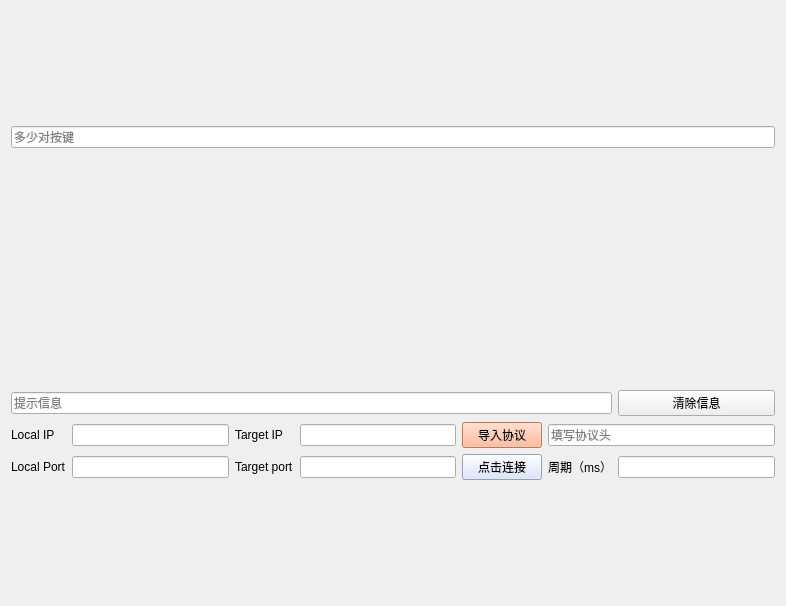
Before: the Qt Designer form KCTS/ui.ui in learniuH/work, drawn with Qt 5.
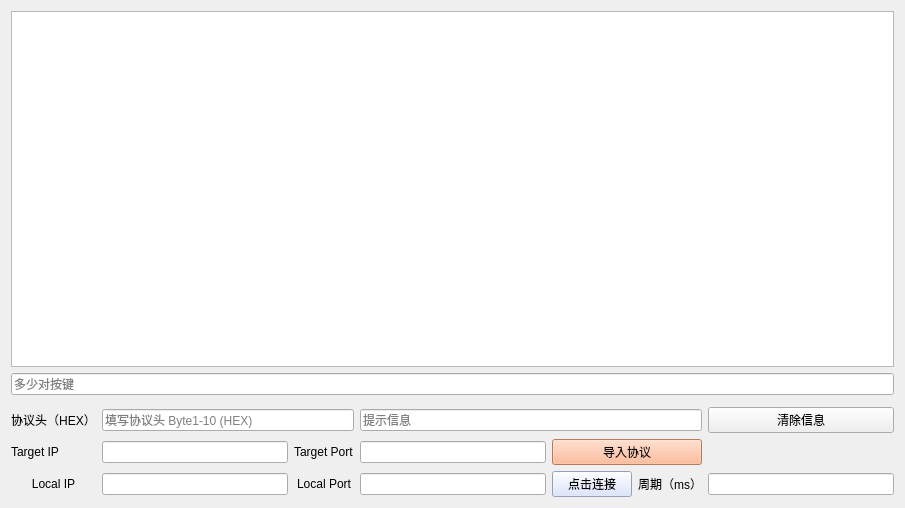
After: the same form once the commit is applied.

```diff
--- a/KCTS/ui.ui
+++ b/KCTS/ui.ui
@@ -6,14 +6,17 @@
    <rect>
     <x>0</x>
     <y>0</y>
-    <width>786</width>
-    <height>606</height>
+    <width>905</width>
+    <height>508</height>
    </rect>
   </property>
   <property name="windowTitle">
    <string>OU Simulator</string>
   </property>
   <layout class="QVBoxLayout" name="verticalLayout_5">
+   <item>
+    <widget class="QTextEdit" name="textEdit"/>
+   </item>
    <item>
     <widget class="QLineEdit" name="num_lineEdit">
      <property name="placeholderText">
@@ -48,81 +51,7 @@
    </item>
    <item>
     <layout class="QGridLayout" name="gridLayout">
-     <item row="1" column="5" colspan="2">
-      <widget class="QLineEdit" name="protocol_header_lineEdit">
-       <property name="text">
-        <string/>
-       </property>
-       <property name="placeholderText">
-        <string>填写协议头</string>
-       </property>
-      </widget>
-     </item>
-     <item row="2" column="6">
-      <widget class="QLineEdit" name="sending_cycle_lineEdit">
-       <property name="locale">
-        <locale language="English" country="UnitedStates"/>
-       </property>
-       <property name="placeholderText">
-        <string/>
-       </property>
-      </widget>
-     </item>
-     <item row="1" column="3">
-      <widget class="QLineEdit" name="target_ip_lineEdit">
-       <property name="locale">
-        <locale language="English" country="UnitedStates"/>
-       </property>
-      </widget>
-     </item>
-     <item row="2" column="4">
-      <widget class="QPushButton" name="connect_pushButton">
-       <property name="styleSheet">
-        <string notr="true">background-color: rgb(211, 221, 255);
-font: 75 9pt &quot;微软雅黑&quot;;</string>
-       </property>
-       <property name="text">
-        <string>点击连接</string>
-       </property>
-      </widget>
-     </item>
-     <item row="2" column="1">
-      <widget class="QLineEdit" name="local_port_lineEdit">
-       <property name="locale">
-        <locale language="English" country="UnitedStates"/>
-       </property>
-       <property name="placeholderText">
-        <string/>
-       </property>
-      </widget>
-     </item>
-     <item row="1" column="1">
-      <widget class="QLineEdit" name="local_ip_lineEdit">
-       <property name="locale">
-        <locale language="English" country="UnitedStates"/>
-       </property>
-       <property name="readOnly">
-        <bool>true</bool>
-       </property>
-       <property name="placeholderText">
-        <string/>
-       </property>
-      </widget>
-     </item>
-     <item row="2" column="0">
-      <widget class="QLabel" name="local_port_label">
-       <property name="styleSheet">
-        <string notr="true">font: 75 9pt &quot;Courier&quot;;</string>
-       </property>
-       <property name="text">
-        <string>Local Port</string>
-       </property>
-       <property name="alignment">
-        <set>Qt::AlignLeading|Qt::AlignLeft|Qt::AlignVCenter</set>
-       </property>
-      </widget>
-     </item>
-     <item row="1" column="2">
+     <item row="1" column="0">
       <widget class="QLabel" name="target_ip_label">
        <property name="styleSheet">
         <string notr="true">font: 75 9pt &quot;Courier&quot;;</string>
@@ -132,7 +61,17 @@
        </property>
       </widget>
      </item>
-     <item row="2" column="5">
+     <item row="2" column="7">
+      <widget class="QLineEdit" name="sending_cycle_lineEdit">
+       <property name="locale">
+        <locale language="English" country="UnitedStates"/>
+       </property>
+       <property name="placeholderText">
+        <string/>
+       </property>
+      </widget>
+     </item>
+     <item row="2" column="6">
       <widget class="QLabel" name="sending_cycle_label">
        <property name="styleSheet">
         <string notr="true">font: 9pt &quot;微软雅黑&quot;;</string>
@@ -146,6 +85,13 @@
       </widget>
      </item>
      <item row="1" column="4">
+      <widget class="QLineEdit" name="target_port_lineEdit">
+       <property name="locale">
+        <locale language="English" country="UnitedStates"/>
+       </property>
+      </widget>
+     </item>
+     <item row="1" column="5" colspan="2">
       <widget class="QPushButton" name="openFile_pushButton">
        <property name="styleSheet">
         <string notr="true">background-color:rgb(255, 170, 127);
@@ -156,7 +102,64 @@
        </property>
       </widget>
      </item>
-     <item row="1" column="0">
+     <item row="2" column="5">
+      <widget class="QPushButton" name="connect_pushButton">
+       <property name="styleSheet">
+        <string notr="true">background-color: rgb(211, 221, 255);
+font: 75 9pt &quot;微软雅黑&quot;;</string>
+       </property>
+       <property name="text">
+        <string>点击连接</string>
+       </property>
+      </widget>
+     </item>
+     <item row="1" column="2">
+      <widget class="QLabel" name="target_port_label">
+       <property name="styleSheet">
+        <string notr="true">font: 75 12pt &quot;Courier&quot;;</string>
+       </property>
+       <property name="text">
+        <string>Target Port</string>
+       </property>
+      </widget>
+     </item>
+     <item row="2" column="2">
+      <widget class="QLabel" name="local_port_label">
+       <property name="styleSheet">
+        <string notr="true">font: 75 12pt &quot;Courier&quot;;</string>
+       </property>
+       <property name="text">
+        <string>Local Port</string>
+       </property>
+       <property name="alignment">
+        <set>Qt::AlignCenter</set>
+       </property>
+      </widget>
+     </item>
+     <item row="2" column="1">
+      <widget class="QLineEdit" name="local_ip_lineEdit">
+       <property name="locale">
+        <locale language="English" country="UnitedStates"/>
+       </property>
+       <property name="readOnly">
+        <bool>true</bool>
+       </property>
+       <property name="placeholderText">
+        <string/>
+       </property>
+      </widget>
+     </item>
+     <item row="2" column="4">
+      <widget class="QLineEdit" name="local_port_lineEdit">
+       <property name="locale">
+        <locale language="English" country="UnitedStates"/>
+       </property>
+       <property name="placeholderText">
+        <string/>
+       </property>
+      </widget>
+     </item>
+     <item row="2" column="0">
       <widget class="QLabel" name="local_ip_label">
        <property name="styleSheet">
         <string notr="true">font: 75 9pt &quot;Courier&quot;;</string>
@@ -165,28 +168,18 @@
         <string>Local IP</string>
        </property>
        <property name="alignment">
-        <set>Qt::AlignLeading|Qt::AlignLeft|Qt::AlignVCenter</set>
+        <set>Qt::AlignCenter</set>
        </property>
       </widget>
      </item>
-     <item row="2" column="2">
-      <widget class="QLabel" name="target_port_label">
-       <property name="styleSheet">
-        <string notr="true">font: 75 9pt &quot;Courier&quot;;</string>
-       </property>
-       <property name="text">
-        <string>Target port</string>
-       </property>
-      </widget>
-     </item>
-     <item row="2" column="3">
-      <widget class="QLineEdit" name="target_port_lineEdit">
+     <item row="1" column="1">
+      <widget class="QLineEdit" name="target_ip_lineEdit">
        <property name="locale">
         <locale language="English" country="UnitedStates"/>
        </property>
       </widget>
      </item>
-     <item row="0" column="6">
+     <item row="0" column="7">
       <widget class="QPushButton" name="clear_info_pushButton">
        <property name="styleSheet">
         <string notr="true">font: 75 9pt &quot;微软雅黑&quot;;</string>
@@ -196,7 +189,7 @@
        </property>
       </widget>
      </item>
-     <item row="0" column="0" colspan="6">
+     <item row="0" column="4" colspan="3">
       <widget class="QLineEdit" name="tips_lineEdit">
        <property name="locale">
         <locale language="English" country="UnitedStates"/>
@@ -209,6 +202,35 @@
        </property>
       </widget>
      </item>
+     <item row="0" column="0">
+      <widget class="QLabel" name="protocol_header_label">
+       <property name="layoutDirection">
+        <enum>Qt::LeftToRight</enum>
+       </property>
+       <property name="styleSheet">
+        <string notr="true">font: 10pt &quot;幼圆&quot;;</string>
+       </property>
+       <property name="text">
+        <string>协议头（HEX）</string>
+       </property>
+       <property name="alignment">
+        <set>Qt::AlignCenter</set>
+       </property>
+      </widget>
+     </item>
+     <item row="0" column="1" colspan="2">
+      <widget class="QLineEdit" name="protocol_header_lineEdit">
+       <property name="text">
+        <string/>
+       </property>
+       <property name="placeholderText">
+        <string>填写协议头 Byte1-10 (HEX)</string>
+       </property>
+       <property name="cursorMoveStyle">
+        <enum>Qt::LogicalMoveStyle</enum>
+       </property>
+      </widget>
+     </item>
     </layout>
    </item>
   </layout>
```
Left out of the diff: 11 changed lines with no effect on the pictures.
